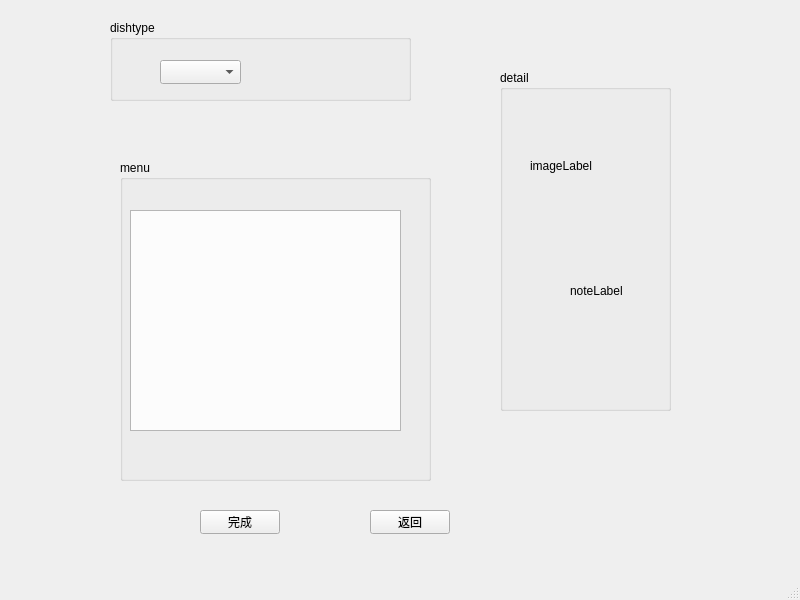
Old version of the form Restaurant/menumanage.ui in the repository PG98/2017SepQt.
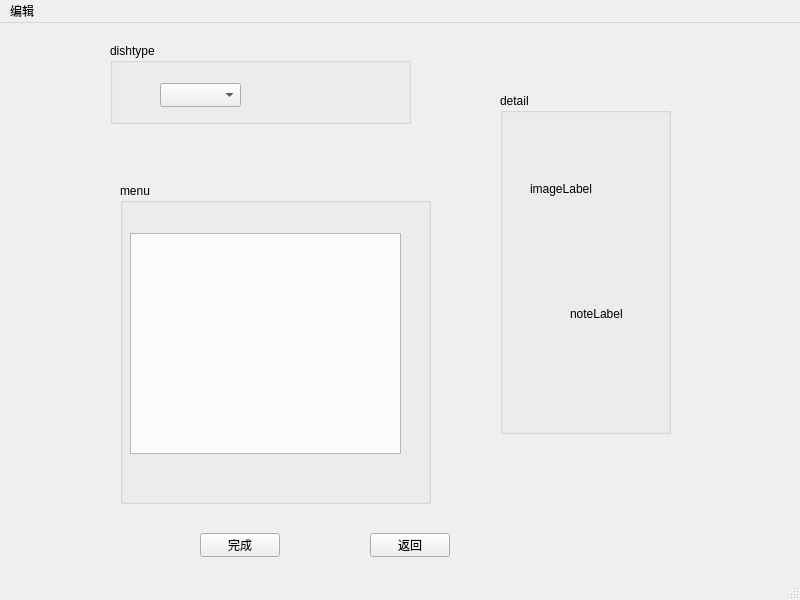
New version of the form.

Commit message: ComboBox connect in menumanage window

```diff
--- a/Restaurant/menumanage.ui
+++ b/Restaurant/menumanage.ui
@@ -135,6 +135,12 @@
      <height>25</height>
     </rect>
    </property>
+   <widget class="QMenu" name="Insert">
+    <property name="title">
+     <string>编辑</string>
+    </property>
+   </widget>
+   <addaction name="Insert"/>
   </widget>
   <widget class="QStatusBar" name="statusbar"/>
  </widget>
```
Left out of the diff: 5 changed lines with no effect on the pictures. The commit also changes 74 other files.
